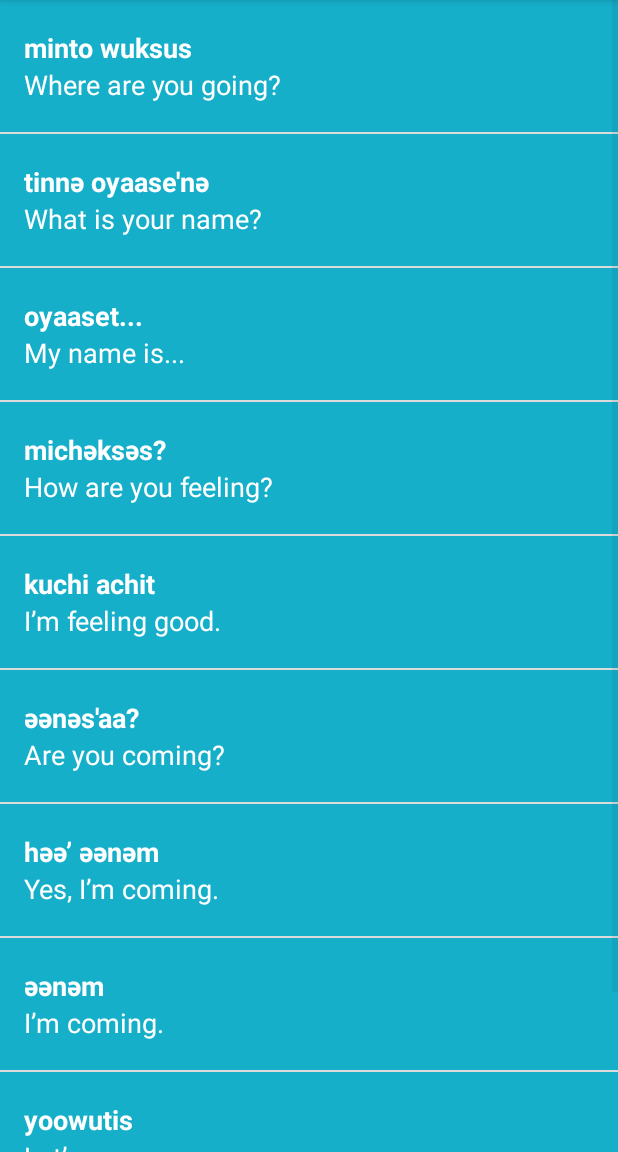
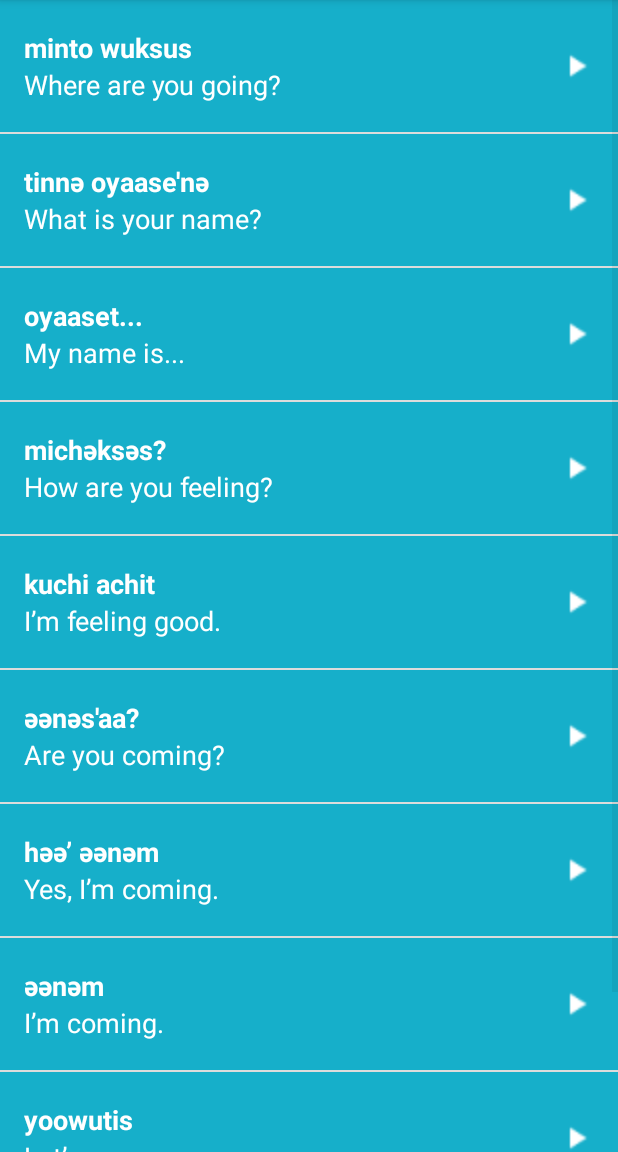
Before and after one commit to baguiar428/Miwok-App, an Android app: the PhrasesActivity screen opened directly, with no data from a screen before it, on a phone screen of 412 x 824 dp, the part 84-1236 px from its top. Run offline under Robolectric (Android 15) with nearby library versions, the phone set to English and light mode, and no system bars.

Commit message:
Added play buttons and on click animations

```diff
--- a/app/src/main/res/layout/list_item.xml
+++ b/app/src/main/res/layout/list_item.xml
@@ -1,22 +1,24 @@
 <?xml version="1.0" encoding="utf-8"?>
-<LinearLayout
-    xmlns:android="http://schemas.android.com/apk/res/android"
+<RelativeLayout xmlns:android="http://schemas.android.com/apk/res/android"
     xmlns:tools="http://schemas.android.com/tools"
-    android:orientation="horizontal"
     android:layout_width="match_parent"
-    android:layout_height="wrap_content"
-    android:minHeight="@dimen/list_item_height"
-    android:background="@color/tan_background">
+    android:layout_height="@dimen/list_item_height"
+    android:background="@color/tan_background"
+    android:orientation="horizontal">
 
     <ImageView
         android:id="@+id/image"
         android:layout_width="@dimen/list_item_height"
-        android:layout_height="@dimen/list_item_height"/>
+        android:layout_height="@dimen/list_item_height" />
 
     <LinearLayout
         android:id="@+id/text_container"
         android:layout_width="match_parent"
-    android:layout_height="match_parent"
+        android:layout_height="@dimen/list_item_height"
+        android:layout_alignParentBottom="true"
+        android:layout_alignParentRight="true"
+        android:layout_alignParentTop="true"
+        android:layout_toRightOf="@+id/image"
         android:orientation="vertical"
         android:paddingLeft="16dp">
 
@@ -39,7 +41,15 @@
             android:gravity="top"
             android:textAppearance="?android:textAppearanceMedium"
             android:textColor="@android:color/white"
-        tools:text="one"/>
+            tools:text="one" />
     </LinearLayout>
 
-</LinearLayout>
+    <ImageView
+        android:layout_width="24dp"
+        android:layout_height="24dp"
+        android:layout_alignParentRight="true"
+        android:layout_centerVertical="true"
+        android:layout_marginRight="16dp"
+        android:src="@drawable/baseline_play_arrow" />
+
+</RelativeLayout>
```
Also changed, not shown: app/src/main/res/layout/activity_main.xml (+28 -5 lines), app/src/main/res/drawable-xhdpi/baseline_play_arrow.png (added), app/src/main/res/drawable-xxhdpi/baseline_play_arrow.png (added). Lines whose indentation alone changed are shown as unchanged.
